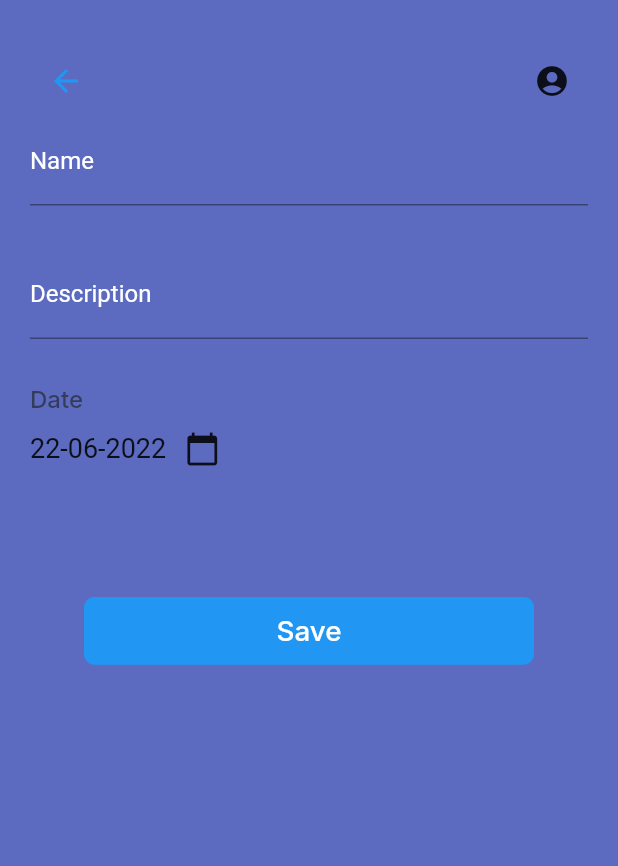
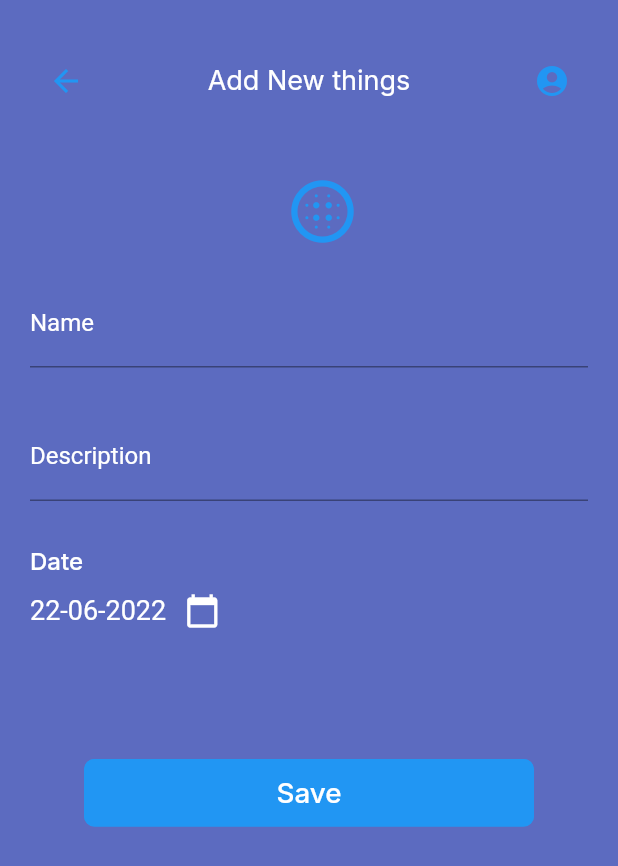
Before and after one commit to Meera3192/FlutterPractical, a Flutter app: the TaskList screen opened directly, after a tap on the "add" icon, on a phone screen of 412 x 824 dp. Shown: the top 866 px of the screen. Run offline on Flutter 3.47's test engine with Material 2 defaults, Android fonts, the phone set to English and light mode, and no system bars; our stand-ins replace cloud_firestore, firebase_auth, firebase_core, get, google_fonts, google_sign_in and 1 more; accounts and stored records are empty.

Commit message:
- Add edit UI update

```diff
--- a/flutter_practical/lib/presentation/task/add_edit_task.dart
+++ b/flutter_practical/lib/presentation/task/add_edit_task.dart
@@ -29,38 +29,6 @@ class AddEditTask extends StatelessWidget {
     addEditTaskController.initController(task, isEdit);
     return Scaffold(
         resizeToAvoidBottomInset: false,
-      /*  appBar: AppBar(
-            backgroundColor: Colors.transparent,
-            actions: [
-              Row(
-                mainAxisAlignment: MainAxisAlignment.spaceBetween,
-                children: [
-                  IconButton(
-                    icon: const Icon(Icons.arrow_back, color: Colors.white),
-                    onPressed: () {
-                      Get.back();
-                    },
-                  ),
-                  IconButton(
-                    icon: const Icon(Icons.account_circle),
-                    tooltip: 'Show Snackbar',
-                    onPressed: () {
-                      signInWithGoogle().then((result) {
-                        if (result != null) {
-                          Get.to(
-                            UserDetails(),
-                          );
-                        } else {
-                          Get.to(
-                            LoginPage(),
-                          );
-                        }
-                      });
-                    },
-                  ),
-                ],
-              ),
-            ]),*/
         body: Container(
             color: Colors.indigo[400],
             child: Padding(
@@ -76,8 +44,17 @@ class AddEditTask extends StatelessWidget {
                           Get.back();
                         },
                       ),
+                      Text(
+                        "Add New things",
+                        style: GoogleFonts.inter(
+                          textStyle: TextStyle(
+                              color: Colors.white,
+                              fontSize: 18,
+                              fontWeight: FontWeight.w400),
+                        ),
+                      ),
                       IconButton(
-                        icon: const Icon(Icons.account_circle),
+                        icon: const Icon(Icons.account_circle, color: Colors.blue,),
                         tooltip: 'Show Snackbar',
                         onPressed: () {
                           signInWithGoogle().then((result) {
@@ -94,6 +71,19 @@ class AddEditTask extends StatelessWidget {
                         },
                       ),
                     ],
+                  ),
+
+                  SizedBox(
+                    height: 30,
+                  ),
+                  IconButton(
+                    icon: const Icon(Icons.blur_circular, color: Colors.blue,size: 50,),
+                    onPressed: () {
+                      Get.back();
+                    },
+                  ),
+                  SizedBox(
+                    height: 30,
                   ),
                   TextInput(onChanged: (value){
                     addEditTaskController.rxName=RxString(value);
@@ -119,7 +109,7 @@ class AddEditTask extends StatelessWidget {
                                   text: "Date",
                                   style: GoogleFonts.inter(
                                     textStyle: TextStyle(
-                                        color: Color(0xaa212529),
+                                        color: Colors.white,
                                         fontSize: 16,
                                         fontWeight: FontWeight.w500),
                                   ),
@@ -136,11 +126,11 @@ class AddEditTask extends StatelessWidget {
                       children: [
                         Obx(
                           () => Text(addEditTaskController.rxDate.value,
-                            style: TextStyle(fontSize: 18),
+                            style: TextStyle(fontSize: 18, color: Colors.white,),
                           ),
                         ),
                         IconButton(
-                          icon: const Icon(Icons.calendar_today),
+                          icon: const Icon(Icons.calendar_today, color: Colors.white,),
                           tooltip: 'Show Snackbar',
                           onPressed: () {
                             addEditTaskController.chooseDate();
@@ -152,17 +142,6 @@ class AddEditTask extends StatelessWidget {
                   SizedBox(
                     height: 60,
                   ),
-                /*  (addEditTaskController.errorMsg != null &&
-                          addEditTaskController.errorMsg.isNotEmpty)
-                      ? Text(
-                          addEditTaskController.errorMsg,
-                          style: GoogleFonts.inter(
-                            fontSize: 12,
-                            color: Colors.red,
-                          ),
-                          textAlign: TextAlign.center,
-                        )
-                      : Text(''),*/
                   SizedBox(
                     height: 15,
                   ),
--- a/flutter_practical/lib/presentation/task/task_list.dart
+++ b/flutter_practical/lib/presentation/task/task_list.dart
@@ -29,6 +29,8 @@ class TaskList extends StatelessWidget {
       ),
       body: Container(
         color: Colors.white,
+        child: Padding(
+          padding: const EdgeInsets.only(bottom: 15),
           child: Column(
             children: [
               Expanded(
@@ -90,7 +92,7 @@ class TaskList extends StatelessWidget {
                                         ),
                                       ),
                                       SizedBox(
-                                      height: 60,
+                                        height:50,
                                       ),
                                       Text(
                                         DateFormat("MMM d, yyyy").format(DateTime.now()).toString(),
@@ -167,7 +169,7 @@ class TaskList extends StatelessWidget {
                                     ],
                                   ),
                                   SizedBox(
-                                  height: 80,
+                                    height: 70,
                                   ),
                                   Row(
                                     children: [
@@ -213,6 +215,7 @@ class TaskList extends StatelessWidget {
             ],
           ),
         ),
+      ),
     );
   }
 
```
Lines whose indentation alone changed are shown as unchanged.
